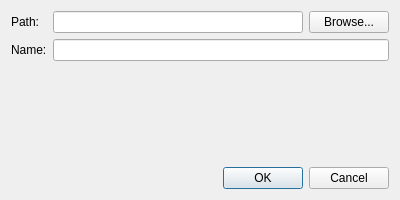
Before: the Qt Designer form photonfinder/ui/LibraryRootEditDialog.ui in bcolyn/PhotonFinder, drawn with Qt 5.
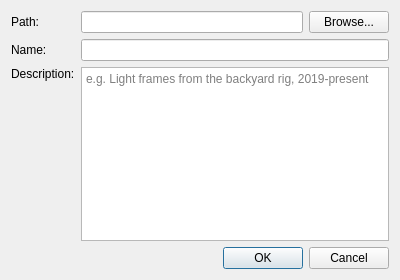
After: the same form once the commit is applied.

Commit message: Add descriptions to library roots

What changed in the file:
```diff
--- a/photonfinder/ui/LibraryRootEditDialog.ui
+++ b/photonfinder/ui/LibraryRootEditDialog.ui
@@ -7,7 +7,7 @@
     <x>0</x>
     <y>0</y>
     <width>400</width>
-    <height>200</height>
+    <height>280</height>
    </rect>
   </property>
   <property name="windowTitle">
@@ -47,6 +47,26 @@
      <item row="1" column="1">
       <widget class="QLineEdit" name="nameLineEdit"/>
      </item>
+     <item row="2" column="0">
+      <widget class="QLabel" name="descriptionLabel">
+       <property name="text">
+        <string>Description:</string>
+       </property>
+       <property name="alignment">
+        <set>Qt::AlignmentFlag::AlignLeading|Qt::AlignmentFlag::AlignLeft|Qt::AlignmentFlag::AlignTop</set>
+       </property>
+      </widget>
+     </item>
+     <item row="2" column="1">
+      <widget class="QPlainTextEdit" name="descriptionTextEdit">
+       <property name="toolTip">
+        <string>Optional note about what this library contains. Shown in the library manager and to MCP clients.</string>
+       </property>
+       <property name="placeholderText">
+        <string>e.g. Light frames from the backyard rig, 2019-present</string>
+       </property>
+      </widget>
+     </item>
     </layout>
    </item>
    <item>
```
The commit also changes 13 other files.
